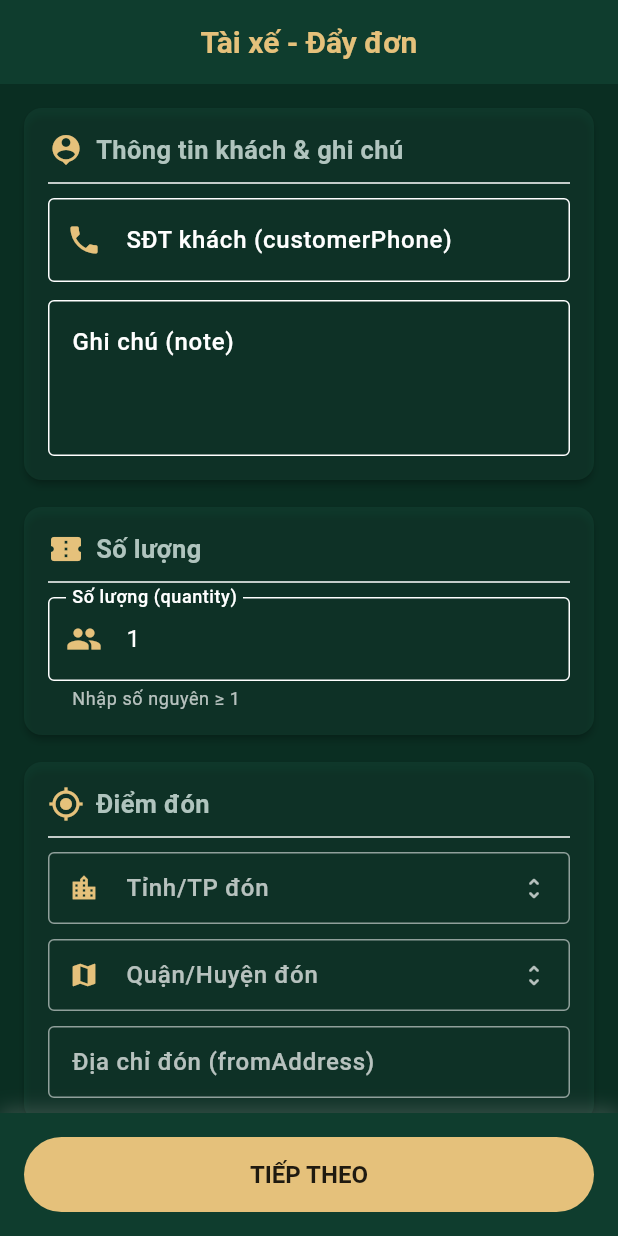
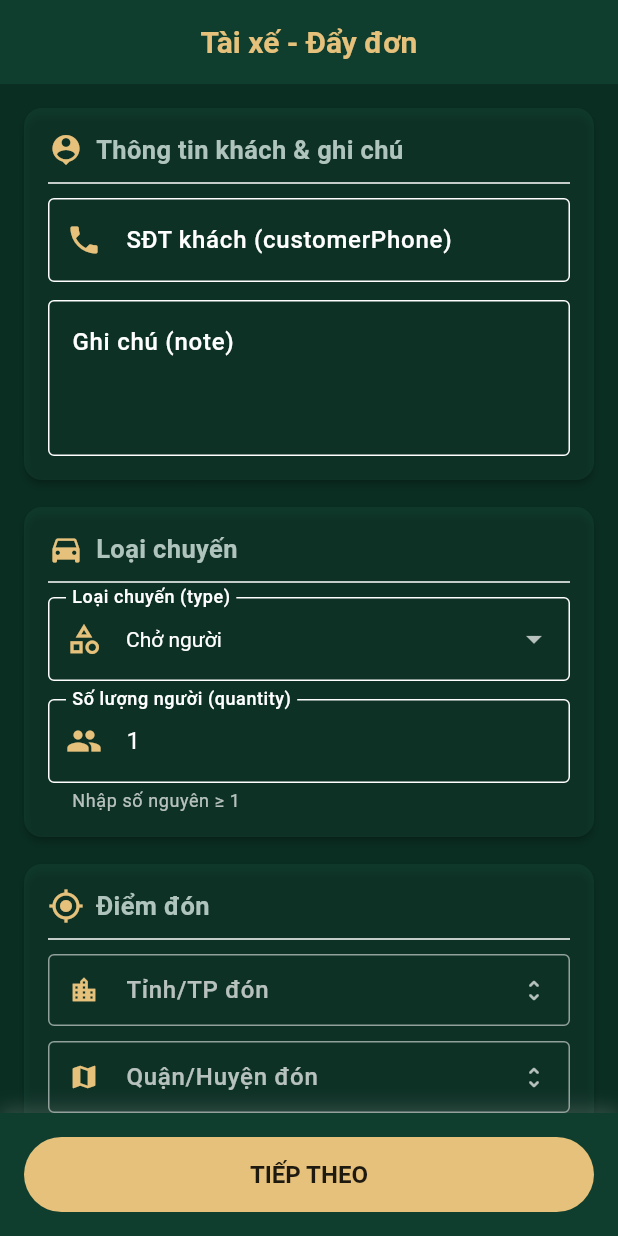
Before and after one commit to let-me-isekai-u/BeluDriver, a Flutter app: the DriverBookingScreen screen opened directly, on a phone screen of 412 x 824 dp. Run offline on Flutter 3.47's test engine with Material 3 defaults, Android fonts, the phone set to English and light mode, and no system bars; our stand-ins replace firebase_core, firebase_messaging, flutter_local_notifications, image_picker, infinite_scroll_pagination, lottie and 1 more; missing offline and left inert: signalr_netcore; accounts and stored records are empty; network calls fail.

Commit message:
update the type of rides

```diff
--- a/lib/models/broker_ride_models.dart
+++ b/lib/models/broker_ride_models.dart
@@ -4,6 +4,46 @@ import 'dart:convert';
 /// API #23 - Create Broker Ride
 /// POST /api/rideapi/create-broker
 /// ===============================
+
+class BrokerRideTypeOption {
+  final int value;
+  final String label;
+
+  const BrokerRideTypeOption({required this.value, required this.label});
+}
+
+class BrokerRideType {
+  static const int passenger = 1;
+  static const int charter5Seats = 2;
+  static const int charter7Seats = 3;
+
+  static const List<BrokerRideTypeOption> options = [
+    BrokerRideTypeOption(value: passenger, label: 'Chở người'),
+    BrokerRideTypeOption(value: charter5Seats, label: 'Bao xe 5 chỗ'),
+    BrokerRideTypeOption(value: charter7Seats, label: 'Bao xe 7 chỗ'),
+  ];
+
+  static bool isValid(int type) {
+    return type == passenger || type == charter5Seats || type == charter7Seats;
+  }
+
+  static bool requiresPassengerQuantity(int type) => type == passenger;
+
+  static bool isCharter(int type) =>
+      type == charter5Seats || type == charter7Seats;
+
+  static int normalizeQuantity({required int type, required int quantity}) {
+    if (isCharter(type)) return 1;
+    return quantity;
+  }
+
+  static String labelOf(int type) {
+    for (final option in options) {
+      if (option.value == type) return option.label;
+    }
+    return 'Không xác định';
+  }
+}
 
 class CreateBrokerRideRequest {
   final int fromDistrictId;
@@ -36,6 +76,9 @@ class CreateBrokerRideRequest {
     this.groupId,
   });
 
+  int get normalizedQuantity =>
+      BrokerRideType.normalizeQuantity(type: type, quantity: quantity);
+
   Map<String, dynamic> toJson() => {
     "fromDistrictId": fromDistrictId,
     "toDistrictId": toDistrictId,
@@ -43,7 +86,7 @@ class CreateBrokerRideRequest {
     "toAddress": toAddress,
     "type": type,
     "customerPhone": customerPhone,
-    "quantity": quantity,
+    "quantity": normalizedQuantity,
     "pickupTime": pickupTime,
     "offerPrice": offerPrice,
     "creatorEarn": creatorEarn,
@@ -60,8 +103,9 @@ class CreateBrokerRideRequest {
     if (toDistrictId <= 0) throw ArgumentError("toDistrictId không hợp lệ");
     if (fromAddress.trim().isEmpty) throw ArgumentError("fromAddress rỗng");
     if (toAddress.trim().isEmpty) throw ArgumentError("toAddress rỗng");
+    if (!BrokerRideType.isValid(type)) throw ArgumentError("type không hợp lệ");
     if (customerPhone.trim().isEmpty) throw ArgumentError("customerPhone rỗng");
-    if (quantity <= 0) throw ArgumentError("quantity phải > 0");
+    if (normalizedQuantity <= 0) throw ArgumentError("quantity phải > 0");
     if (offerPrice <= 0) throw ArgumentError("offerPrice phải > 0");
     if (creatorEarn <= 0) throw ArgumentError("creatorEarn phải > 0");
   }
--- a/lib/screens/driver/driver_booking_confirm.dart
+++ b/lib/screens/driver/driver_booking_confirm.dart
@@ -235,7 +235,7 @@ class _DriverBookingConfirmScreenState
         toAddress: req.toAddress,
         type: req.type,
         customerPhone: req.customerPhone,
-        quantity: req.quantity,
+        quantity: req.normalizedQuantity,
         pickupTime: req.pickupTime,
         offerPrice: req.offerPrice,
         creatorEarn: req.creatorEarn,
@@ -289,6 +289,7 @@ class _DriverBookingConfirmScreenState
   Widget build(BuildContext context) {
     final theme = Theme.of(context);
     final req = widget.request;
+    final rideTypeLabel = BrokerRideType.labelOf(req.type);
 
     final DateTime? pickupDt = (() {
       try {
@@ -355,7 +356,12 @@ class _DriverBookingConfirmScreenState
                   title: "Thông tin đơn",
                   icon: Icons.info_outline,
                   children: [
-                    _buildInfoRow("Số lượng:", req.quantity.toString()),
+                    _buildInfoRow("Loại chuyến:", rideTypeLabel),
+                    if (BrokerRideType.requiresPassengerQuantity(req.type))
+                      _buildInfoRow(
+                        "Số lượng:",
+                        req.normalizedQuantity.toString(),
+                      ),
                     _buildInfoRow("SĐT khách:", req.customerPhone),
                     if (req.note.trim().isNotEmpty)
                       _buildInfoRow("Ghi chú:", req.note),
--- a/lib/screens/driver/driver_booking_screen.dart
+++ b/lib/screens/driver/driver_booking_screen.dart
@@ -35,7 +35,8 @@ class _DriverBookingScreenState extends State<DriverBookingScreen> {
   final _offerPriceController = TextEditingController();
   final _creatorEarnController = TextEditingController();
 
-  static const int _type = 2;
+  int _selectedType = BrokerRideType.passenger;
+  String _lastPassengerQuantity = "1";
 
   int? _fromProvinceId;
   int? _fromDistrictId;
@@ -192,6 +193,39 @@ class _DriverBookingScreenState extends State<DriverBookingScreen> {
       orElse: () => null,
     );
     return found?['name']?.toString() ?? '';
+  }
+
+  bool get _requiresPassengerQuantity =>
+      BrokerRideType.requiresPassengerQuantity(_selectedType);
+
+  bool get _isCharterRide => BrokerRideType.isCharter(_selectedType);
+
+  int get _normalizedQuantity {
+    final rawQuantity = _tryParseInt(_quantityController.text) ?? 1;
+    return BrokerRideType.normalizeQuantity(
+      type: _selectedType,
+      quantity: rawQuantity,
+    );
+  }
+
+  void _updateRideType(int? nextType) {
+    if (nextType == null || nextType == _selectedType) return;
+
+    setState(() {
+      if (_requiresPassengerQuantity) {
+        _lastPassengerQuantity = _quantityController.text.trim().isEmpty
+            ? "1"
+            : _quantityController.text.trim();
+      }
+
+      _selectedType = nextType;
+
+      if (_isCharterRide) {
+        _quantityController.text = "1";
+      } else {
+        _quantityController.text = _lastPassengerQuantity;
+      }
+    });
   }
 
   bool _canSelectSameProvince(int? provinceId) {
@@ -540,10 +574,12 @@ class _DriverBookingScreenState extends State<DriverBookingScreen> {
       return false;
     }
 
+    if (_requiresPassengerQuantity) {
       final q = _tryParseInt(_quantityController.text);
       if (q == null || q < 1) {
         showErr("Số lượng phải là số nguyên ≥ 1");
         return false;
+      }
     }
 
     if (_fromProvinceId == null ||
@@ -594,9 +630,9 @@ class _DriverBookingScreenState extends State<DriverBookingScreen> {
       toDistrictId: _toDistrictId!,
       fromAddress: _fromAddressController.text.trim(),
       toAddress: _toAddressController.text.trim(),
-      type: _type,
+      type: _selectedType,
       customerPhone: _phoneController.text.trim(),
-      quantity: int.parse(_quantityController.text.trim()),
+      quantity: _normalizedQuantity,
       pickupTime: _buildPickupIso()!,
       offerPrice: num.parse(_offerPriceController.text.trim()),
       creatorEarn: num.parse(_creatorEarnController.text.trim()),
@@ -704,15 +740,49 @@ class _DriverBookingScreenState extends State<DriverBookingScreen> {
               ),
               const SizedBox(height: 18),
               _buildSectionCard(
-                title: "Số lượng",
-                icon: Icons.confirmation_number,
+                title: "Loại chuyến",
+                icon: Icons.directions_car,
                 children: [
+                  DropdownButtonFormField<int>(
+                    initialValue: _selectedType,
+                    dropdownColor: theme.colorScheme.primary,
+                    style: const TextStyle(color: Colors.white),
+                    decoration: InputDecoration(
+                      labelText: "Loại chuyến (type)",
+                      labelStyle: const TextStyle(
+                        color: Colors.white,
+                        fontWeight: FontWeight.w500,
+                      ),
+                      border: const OutlineInputBorder(),
+                      prefixIcon: Icon(
+                        Icons.category_outlined,
+                        color: theme.colorScheme.secondary,
+                      ),
+                      focusedBorder: OutlineInputBorder(
+                        borderSide: BorderSide(
+                          color: theme.colorScheme.secondary,
+                          width: 2,
+                        ),
+                      ),
+                    ),
+                    items: BrokerRideType.options
+                        .map(
+                          (option) => DropdownMenuItem<int>(
+                            value: option.value,
+                            child: Text(option.label),
+                          ),
+                        )
+                        .toList(),
+                    onChanged: _updateRideType,
+                  ),
+                  const SizedBox(height: 12),
+                  if (_requiresPassengerQuantity)
                     TextField(
                       controller: _quantityController,
                       keyboardType: TextInputType.number,
                       style: const TextStyle(color: Colors.white),
                       decoration: InputDecoration(
-                      labelText: "Số lượng (quantity)",
+                        labelText: "Số lượng người (quantity)",
                         labelStyle: const TextStyle(
                           color: Colors.white,
                           fontWeight: FontWeight.w500,
```
Also changed, not shown: lib/models/driver/ride_detail_model.dart (+4 -13 lines), lib/services/api_service.dart (+42 -31 lines), pubspec.lock, 2 other files. Lines whose indentation alone changed are shown as unchanged.
